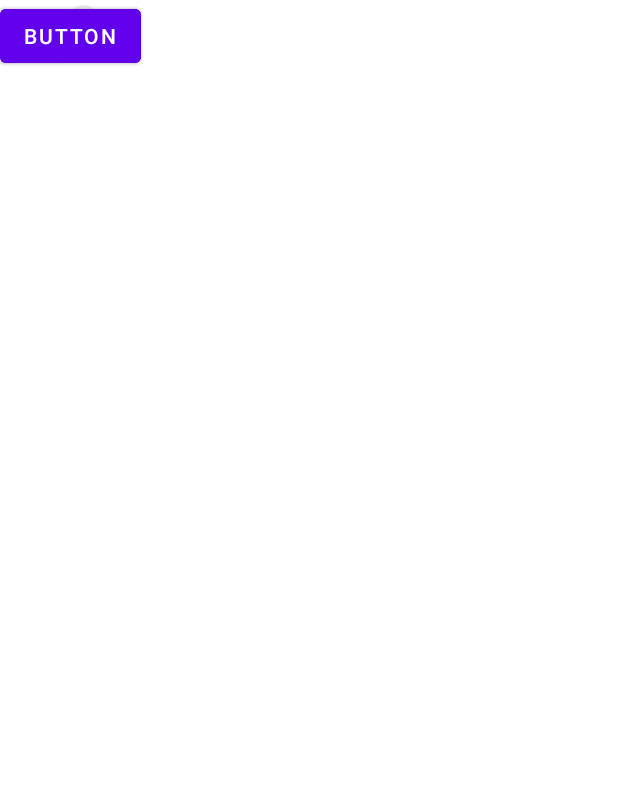
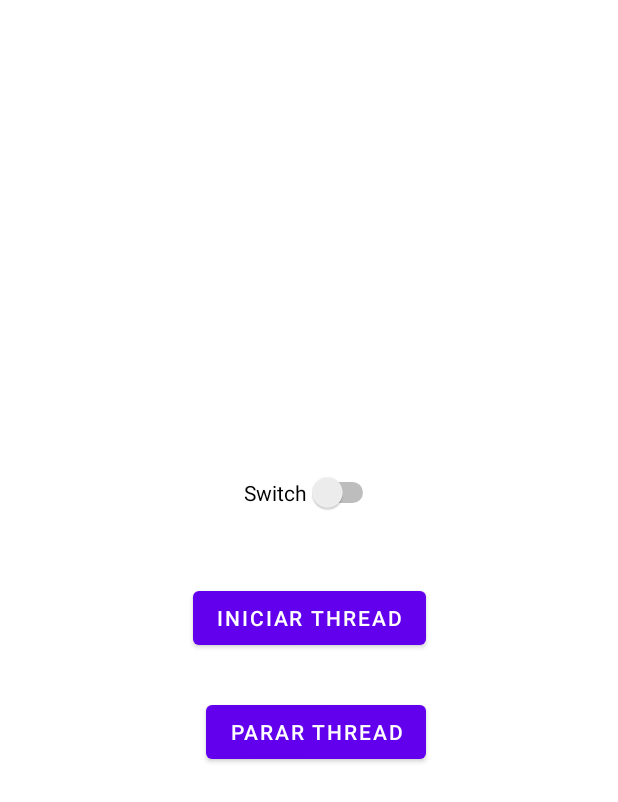
Before and after one commit to Gabriel-Almeida00/App_Android_WebServices, an Android app: the layout activity_main.xml on its own in the app's theme, with its tools: preview values and no code run, on a phone screen of 412 x 824 dp. Shown: the top 802 px of the screen. Run offline under Robolectric (Android 15) with nearby library versions, the phone set to English and light mode, and no system bars.

Commit message:
crando threads

```diff
--- a/app/src/main/java/com/example/threads/MainActivity.java
+++ b/app/src/main/java/com/example/threads/MainActivity.java
@@ -1,8 +1,12 @@
 package com.example.threads;
 
+import androidx.annotation.LongDef;
 import androidx.appcompat.app.AppCompatActivity;
 
+import android.net.ipsec.ike.exceptions.IkeInternalException;
 import android.os.Bundle;
+import android.util.Log;
+import android.view.View;
 
 public class MainActivity extends AppCompatActivity {
 
@@ -11,4 +15,40 @@ public class MainActivity extends AppCompatActivity {
         super.onCreate(savedInstanceState);
         setContentView(R.layout.activity_main);
     }
+
+    public void inicarThread(View v){
+       /* MyThread thread = new MyThread();
+        thread.start();*/
+
+        MyRunnable runnable = new MyRunnable();
+        new Thread(runnable).start();
+    }
+
+    class MyRunnable implements Runnable{
+        @Override
+        public void run() {
+            for(int i=0;i<15;i++){
+                Log.d("Thread","contador: "+i);
+                try{
+                    Thread.sleep(1000);
+                }catch (InterruptedException ex){
+                    ex.printStackTrace();
+                }
+            }
+        }
+    }
+
+    class MyThread extends Thread{
+        @Override
+        public void run() {
+            for(int i=0;i<15;i++){
+                Log.d("Thread","contador: "+i);
+                try{
+                    Thread.sleep(1000);
+                }catch (InterruptedException ex){
+                    ex.printStackTrace();
+                }
+            }
+        }
+    }
 }
--- a/app/src/main/res/layout/activity_main.xml
+++ b/app/src/main/res/layout/activity_main.xml
@@ -10,23 +10,29 @@
         android:id="@+id/switch1"
         android:layout_width="wrap_content"
         android:layout_height="wrap_content"
+        android:layout_marginStart="34dp"
+        android:layout_marginBottom="46dp"
         android:text="Switch"
-        tools:layout_editor_absoluteX="152dp"
-        tools:layout_editor_absoluteY="268dp" />
+        app:layout_constraintBottom_toTopOf="@+id/button"
+        app:layout_constraintStart_toStartOf="@+id/button" />
 
     <Button
         android:id="@+id/button"
         android:layout_width="wrap_content"
         android:layout_height="wrap_content"
-        android:text="Button"
-        tools:layout_editor_absoluteX="158dp"
-        tools:layout_editor_absoluteY="341dp" />
+        android:onClick="inicarThread"
+        android:text="Iniciar Thread"
+        app:layout_constraintBottom_toBottomOf="parent"
+        app:layout_constraintEnd_toEndOf="parent"
+        app:layout_constraintStart_toStartOf="parent"
+        app:layout_constraintTop_toTopOf="parent" />
 
     <Button
         android:id="@+id/button2"
         android:layout_width="wrap_content"
         android:layout_height="wrap_content"
-        android:text="Button"
-        tools:layout_editor_absoluteX="143dp"
-        tools:layout_editor_absoluteY="428dp" />
+        android:layout_marginTop="28dp"
+        android:text="Parar Thread"
+        app:layout_constraintEnd_toEndOf="@+id/button"
+        app:layout_constraintTop_toBottomOf="@+id/button" />
 </androidx.constraintlayout.widget.ConstraintLayout>
```
